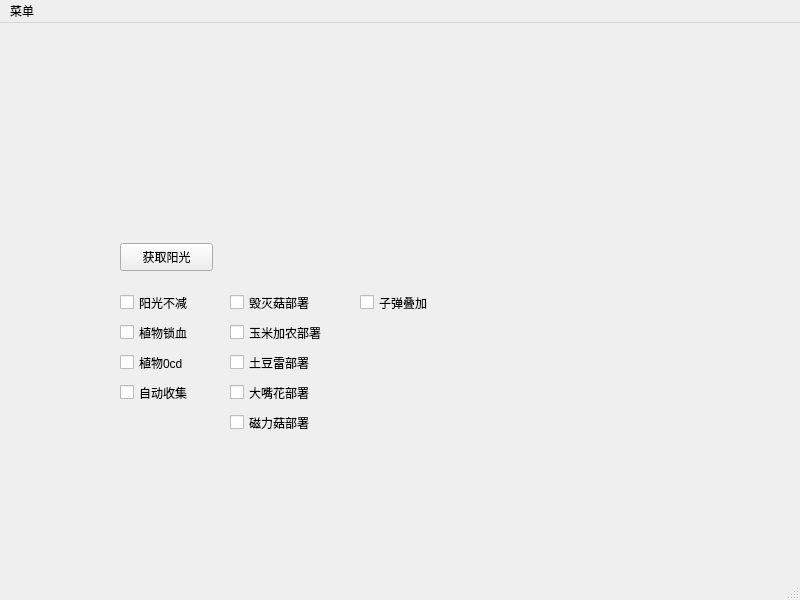
This is mainwindow.ui in kira-yamatoo/chargePvz as Qt 5 draws it before an edit. The edited form follows.
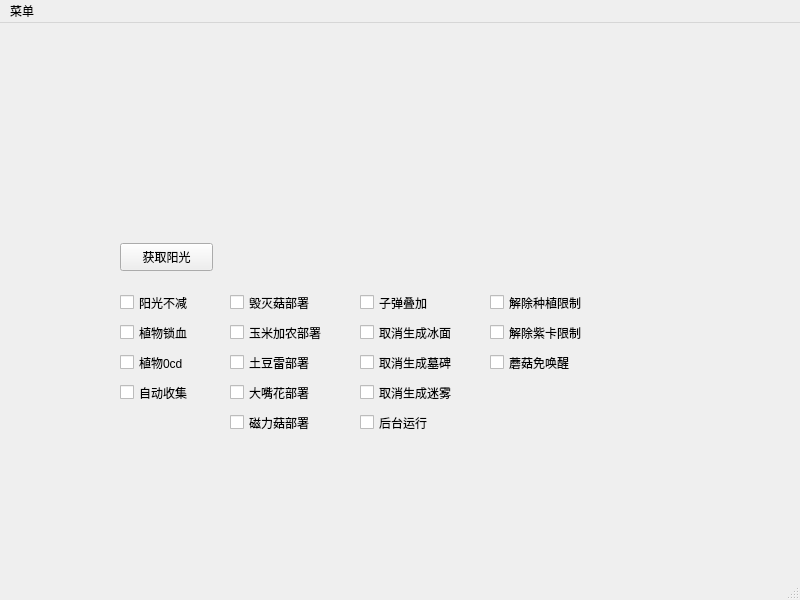
This is the edited form.

Diff of the .ui file:
```diff
--- a/mainwindow.ui
+++ b/mainwindow.ui
@@ -160,6 +160,97 @@
      <string>子弹叠加</string>
     </property>
    </widget>
+   <widget class="QCheckBox" name="blockIceSurfaceCheckBox">
+    <property name="geometry">
+     <rect>
+      <x>360</x>
+      <y>300</y>
+      <width>121</width>
+      <height>19</height>
+     </rect>
+    </property>
+    <property name="text">
+     <string>取消生成冰面</string>
+    </property>
+   </widget>
+   <widget class="QCheckBox" name="blockGravestoneCheckBox">
+    <property name="geometry">
+     <rect>
+      <x>360</x>
+      <y>330</y>
+      <width>121</width>
+      <height>19</height>
+     </rect>
+    </property>
+    <property name="text">
+     <string>取消生成墓碑</string>
+    </property>
+   </widget>
+   <widget class="QCheckBox" name="blockFogCheckBox">
+    <property name="geometry">
+     <rect>
+      <x>360</x>
+      <y>360</y>
+      <width>121</width>
+      <height>19</height>
+     </rect>
+    </property>
+    <property name="text">
+     <string>取消生成迷雾</string>
+    </property>
+   </widget>
+   <widget class="QCheckBox" name="backRunnerCheckBox">
+    <property name="geometry">
+     <rect>
+      <x>360</x>
+      <y>390</y>
+      <width>91</width>
+      <height>19</height>
+     </rect>
+    </property>
+    <property name="text">
+     <string>后台运行</string>
+    </property>
+   </widget>
+   <widget class="QCheckBox" name="plantDeployLimitCheckBox">
+    <property name="geometry">
+     <rect>
+      <x>490</x>
+      <y>270</y>
+      <width>121</width>
+      <height>19</height>
+     </rect>
+    </property>
+    <property name="text">
+     <string>解除种植限制</string>
+    </property>
+   </widget>
+   <widget class="QCheckBox" name="purpleCardLimitCheckBox">
+    <property name="geometry">
+     <rect>
+      <x>490</x>
+      <y>300</y>
+      <width>121</width>
+      <height>19</height>
+     </rect>
+    </property>
+    <property name="text">
+     <string>解除紫卡限制</string>
+    </property>
+   </widget>
+   <widget class="QCheckBox" name="shroomAwakenCheckBox">
+    <property name="geometry">
+     <rect>
+      <x>490</x>
+      <y>330</y>
+      <width>111</width>
+      <height>19</height>
+     </rect>
+    </property>
+    <property name="text">
+     <string>蘑菇免唤醒</string>
+    </property>
+   </widget>
   </widget>
   <widget class="QMenuBar" name="menubar">
    <property name="geometry">
```
